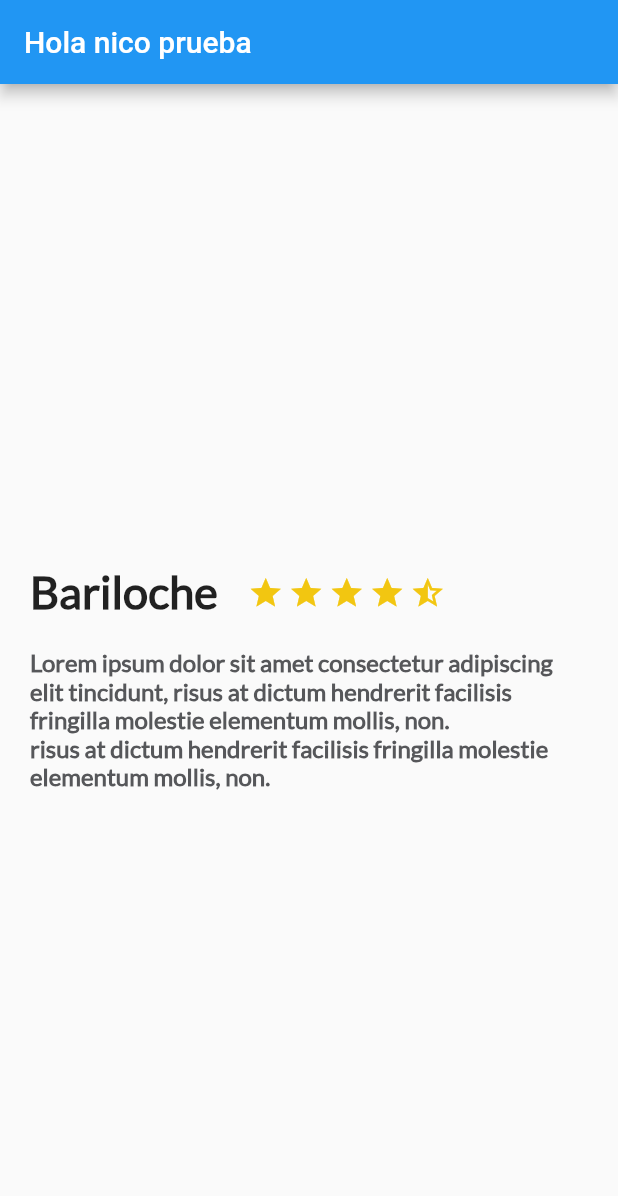
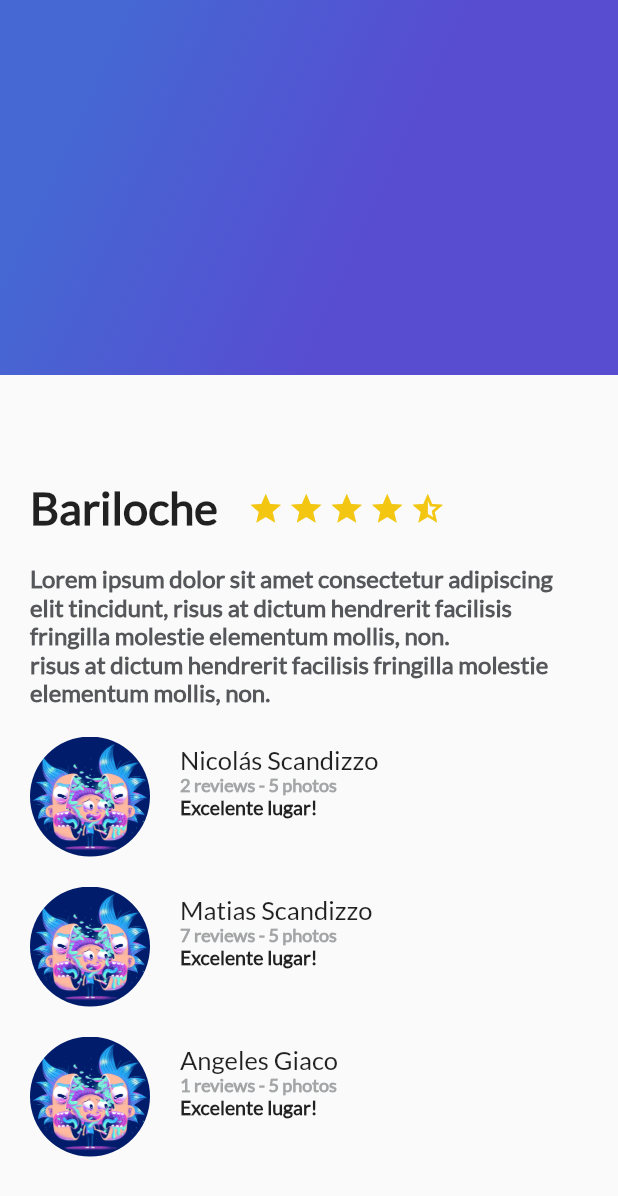
Before and after one commit to nscando/nscando_trips_app, a Flutter app: the screen it shows after launch, on a phone screen of 412 x 824 dp. Shown: the top 1196 px of the screen. Run offline on Flutter 3.47's test engine with Material 2 defaults, Android fonts, the phone set to English and light mode, and no system bars.

Commit message:
review - review list and gradient background

```diff
--- /dev/null
+++ b/lib/gradient_back.dart
@@ -0,0 +1,17 @@
+import 'package:flutter/material.dart';
+
+class GradientBack extends StatelessWidget {
+  @override
+  Widget build(BuildContext context) {
+    return Container(
+      height: 250.0,
+      decoration: const BoxDecoration(
+          gradient: LinearGradient(
+              colors: [Color(0xFF4568D3), Color(0xFF584CD1)],
+              begin: FractionalOffset(0.2, 0.0),
+              end: FractionalOffset(1.0, 0.6),
+              stops: [0.0, 0.6],
+              tileMode: TileMode.clamp)),
+    );
+  }
+}
--- a/lib/main.dart
+++ b/lib/main.dart
@@ -1,10 +1,14 @@
 import 'package:flutter/material.dart';
 import 'package:nscando_trips_app/description_place.dart';
+import 'package:nscando_trips_app/review_list.dart';
+import 'package:nscando_trips_app/gradient_back.dart';
 
 void main() {
   runApp(const MyApp());
 }
-String descriptionDummy = "Lorem ipsum dolor sit amet consectetur adipiscing elit tincidunt, risus at dictum hendrerit facilisis fringilla molestie elementum mollis, non. \nrisus at dictum hendrerit facilisis fringilla molestie elementum mollis, non.";
+
+String descriptionDummy =
+    "Lorem ipsum dolor sit amet consectetur adipiscing elit tincidunt, risus at dictum hendrerit facilisis fringilla molestie elementum mollis, non. \nrisus at dictum hendrerit facilisis fringilla molestie elementum mollis, non.";
 
 class MyApp extends StatelessWidget {
   const MyApp({Key? key}) : super(key: key);
@@ -28,10 +32,17 @@ class MyApp extends StatelessWidget {
           primarySwatch: Colors.blue,
         ),
         home: Scaffold(
-          appBar: AppBar(
-            title: const Text('Hola nico prueba'),
+          body: Stack(
+            children: [
+              ListView(
+                children: [
+                  DescriptionPlace("Bariloche", 4, descriptionDummy),
+                  ReviewList()
+                ],
+              ),
+              GradientBack(),
+            ],
           ),
-          body: new DescriptionPlace("Bariloche", 4, descriptionDummy),
         ) //const MyHomePage(title: 'Flutter Demo Home Page'),
         );
   }
--- a/lib/review.dart
+++ b/lib/review.dart
@@ -6,27 +6,51 @@ class Review extends StatelessWidget {
   String details = "1 review - 5 photos";
   String comment = "There is an amazing place in Argentina";
 
-
-  Review(this.pathImage, this.name);
+  Review(this.pathImage, this.name, this.comment, this.details);
 
   @override
   Widget build(BuildContext context) {
     // TODO: implement build
 
     final userName = Container(
-      margin: EdgeInsets.only(
-        left: 20.0
+      margin: const EdgeInsets.only(left: 20.0),
+      child: Text(
+        name,
+        textAlign: TextAlign.left,
+        style: const TextStyle(fontSize: 17.0, fontFamily: "Lato"),
       ),
-      child: Text(name),
+    );
+
+    final userComment = Container(
+      margin: const EdgeInsets.only(left: 20.0),
+      child: Text(
+        comment,
+        textAlign: TextAlign.left,
+        style: const TextStyle(
+            fontSize: 12.0,
+            fontWeight: FontWeight.w900,
+            fontFamily: "Lato",
+            color: Color(0xFFa3a5a7)),
+      ),
+    );
+
+    final userInfo = Container(
+      margin: const EdgeInsets.only(left: 20.0),
+      child: Text(
+        details,
+        textAlign: TextAlign.left,
+        style: const TextStyle(
+          fontSize: 13.0,
+          fontWeight: FontWeight.w900,
+          fontFamily: "Lato",
+        ),
+      ),
     );
 
     final userDetails = Column(
       crossAxisAlignment: CrossAxisAlignment.start,
-      children: [
-
-      ],
+      children: <Widget>[userName, userComment, userInfo],
     );
-
 
     final photo = Container(
       margin: EdgeInsets.only(top: 20.0, left: 20.0),
@@ -35,14 +59,11 @@ class Review extends StatelessWidget {
       decoration: BoxDecoration(
           shape: BoxShape.circle,
           image:
-              DecorationImage(fit: BoxFit.fill, image: AssetImage(pathImage))),
+              DecorationImage(fit: BoxFit.cover, image: AssetImage(pathImage))),
     );
 
-
     return Row(
-      children: <Widget>[
-        photo
-      ],
+      children: <Widget>[photo, userDetails],
     );
   }
 }
--- /dev/null
+++ b/lib/review_list.dart
@@ -0,0 +1,18 @@
+import 'package:flutter/material.dart';
+import 'package:nscando_trips_app/review.dart';
+
+class ReviewList extends StatelessWidget{
+  @override
+  Widget build(BuildContext context) {
+
+    return Column(
+      crossAxisAlignment: CrossAxisAlignment.start,
+      children: [
+       Review("assets/img/rick.png", "Nicolás Scandizzo", "2 reviews - 5 photos", "Excelente lugar!"),
+       Review("assets/img/rick.png", "Matias Scandizzo", "7 reviews - 5 photos", "Excelente lugar!"),
+       Review("assets/img/rick.png", "Angeles Giaco", "1 reviews - 5 photos", "Excelente lugar!"),
+      ],
+    );
+  }
+
+}
```
